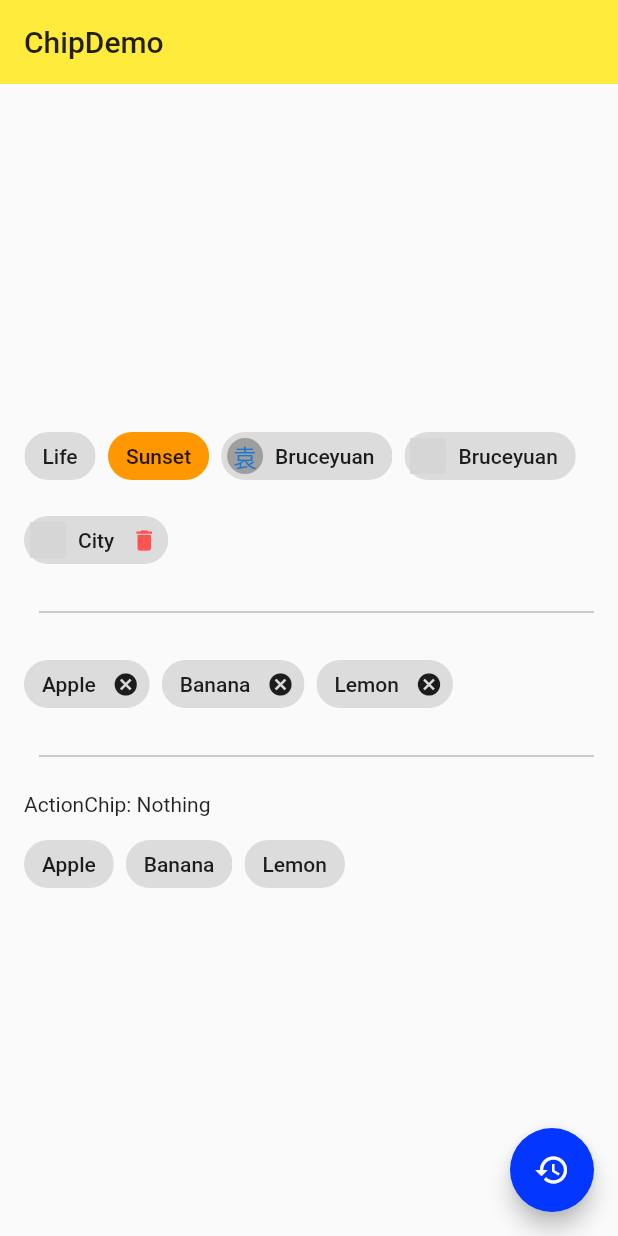
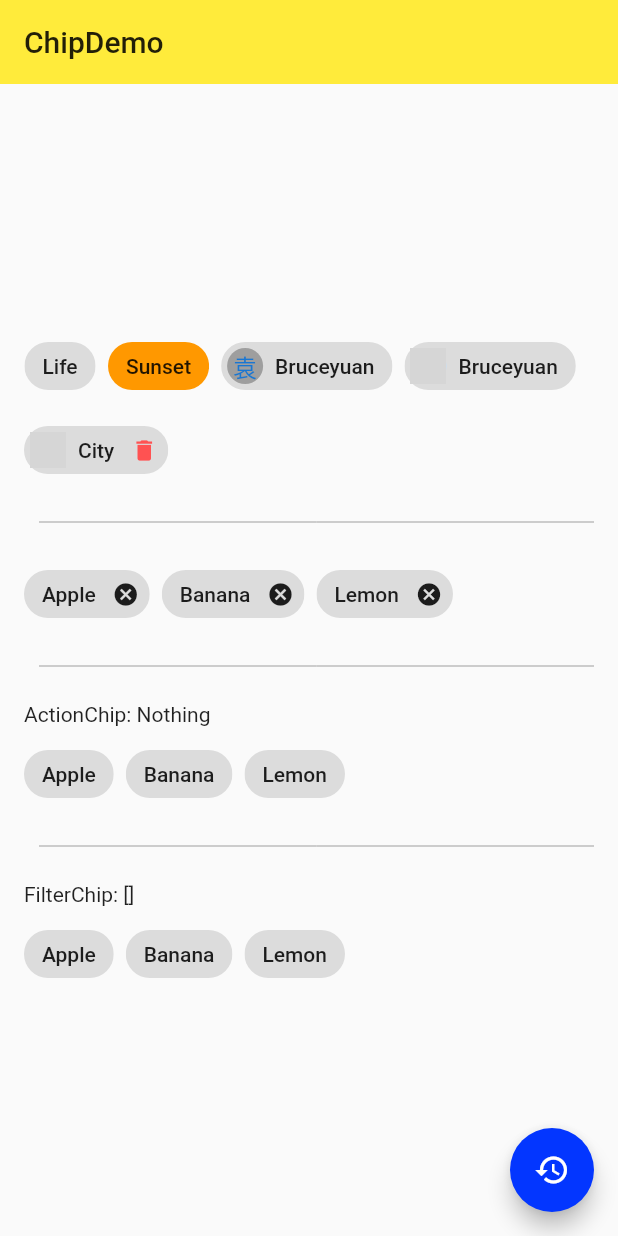
Before and after one commit to XYXiaoYuan/flutter_study, a Flutter app: the ChipDemo screen opened directly, after a tap on the "restore" icon, on a phone screen of 412 x 824 dp. Run offline on Flutter 3.47's test engine with Material 2 defaults, Android fonts, the phone set to English and light mode, and no system bars; network calls fail; grey boxes are pictures that could not be loaded.

Commit message:
FilterChip：过滤碎片

```diff
--- a/flutter_study/lib/demo/chip_demo.dart
+++ b/flutter_study/lib/demo/chip_demo.dart
@@ -13,6 +13,7 @@ class _ChipDemoState extends State<ChipDemo> {
   ];
 
   String _action = 'Nothing';
+  List<String> _selected = [];
 
   @override
   Widget build(BuildContext context) {
@@ -105,6 +106,33 @@ class _ChipDemoState extends State<ChipDemo> {
                     );
                   }).toList(),
                 ),
+                Divider(
+                  color: Colors.grey,
+                  height: 32.0,
+                  indent: 10,
+                ),
+                Container(
+                  width: double.infinity,
+                  child: Text('FilterChip: ${_selected.toString()}'),
+                ),
+                Wrap(
+                  spacing: 8.0,
+                  children: _tags.map((tag) {
+                    return FilterChip(
+                      label: Text(tag),
+                      selected: _selected.contains(tag),
+                      onSelected: (value) {
+                        setState(() {
+                          if (_selected.contains(tag)) {
+                            _selected.remove(tag);
+                          } else {
+                            _selected.add(tag);
+                          }
+                        });
+                      },
+                    );
+                  }).toList(),
+                ),
               ],
             )
           ],
@@ -119,6 +147,8 @@ class _ChipDemoState extends State<ChipDemo> {
               'Banana',
               'Lemon',
             ];
+
+            _selected = [];
           });
         },
       )
```
